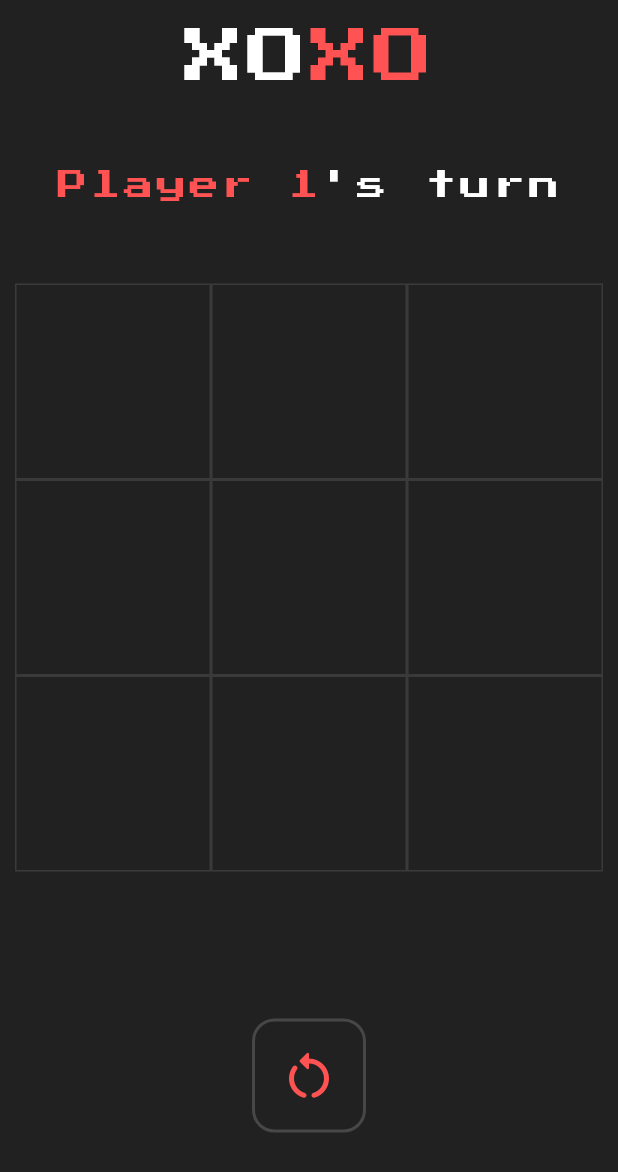
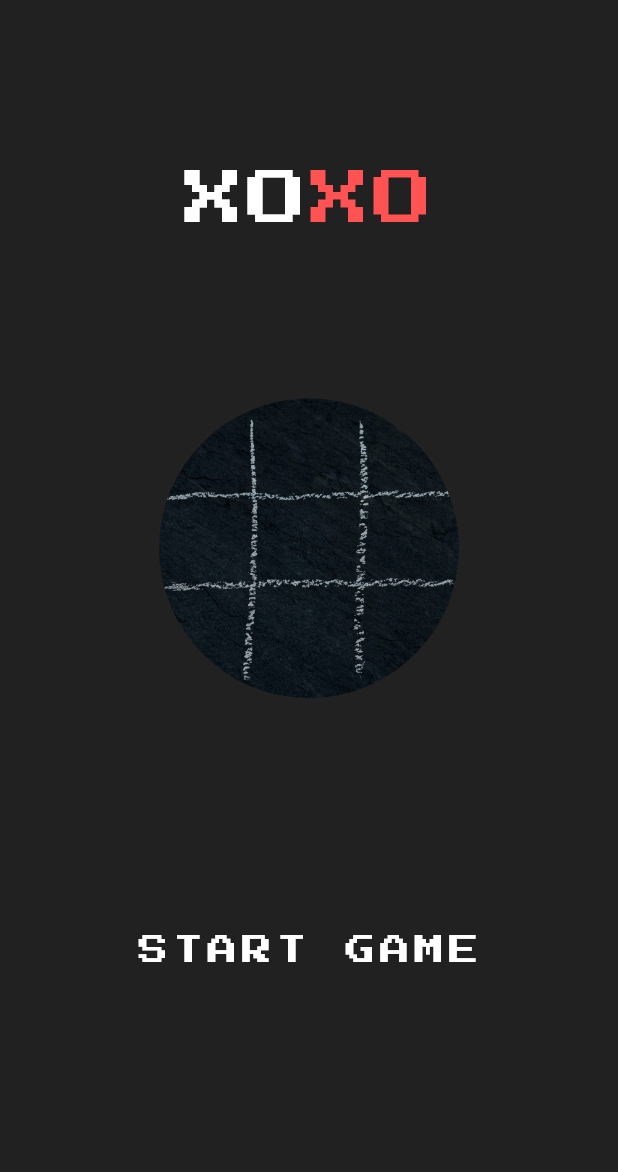
Before and after one commit to PrijeshBikramShahi/PRODIGY_AD_04, a Flutter app: the screen it shows after launch, on a phone screen of 412 x 824 dp. Shown: the top 1172 px of the screen. Run offline on Flutter 3.47's test engine with Material 3 defaults, Android fonts, the light colour scheme and no system bars; drawn by our look-alikes of avatar_glow; our stand-ins replace google_fonts.

Commit message:
splash screen added

```diff
--- a/lib/main.dart
+++ b/lib/main.dart
@@ -1,5 +1,6 @@
 import 'package:flutter/material.dart';
 import 'package:xoxo/homepage.dart';
+import 'package:xoxo/screens/homescreen.dart';
 
 void main() {
   runApp(const MyApp());
@@ -12,7 +13,7 @@ class MyApp extends StatelessWidget {
   Widget build(BuildContext context) {
     return const MaterialApp(
       debugShowCheckedModeBanner: false,
-      home: Homepage(),
+      home: HomeScreen(),
     );
   }
 }
--- /dev/null
+++ b/lib/screens/homescreen.dart
@@ -0,0 +1,87 @@
+import 'package:avatar_glow/avatar_glow.dart';
+import 'package:flutter/material.dart';
+import 'package:google_fonts/google_fonts.dart';
+import 'package:xoxo/homepage.dart';
+
+class HomeScreen extends StatefulWidget {
+  const HomeScreen({super.key});
+
+  @override
+  State<HomeScreen> createState() => _HomeScreenState();
+}
+
+class _HomeScreenState extends State<HomeScreen> {
+  static var titleFont = GoogleFonts.pressStart2p(
+      textStyle: const TextStyle(
+          color: Colors.redAccent, letterSpacing: 2, fontSize: 40));
+  static var titleFontWhite = GoogleFonts.pressStart2p(
+      textStyle:
+          const TextStyle(color: Colors.white, letterSpacing: 2, fontSize: 40));
+  static var myNewFont = GoogleFonts.pressStart2p(
+      textStyle: const TextStyle(
+          color: Colors.redAccent, letterSpacing: 2, fontSize: 20));
+  static var myNewFontWhite = GoogleFonts.pressStart2p(
+      textStyle:
+          const TextStyle(color: Colors.white, letterSpacing: 3, fontSize: 20));
+  @override
+  Widget build(BuildContext context) {
+    return Scaffold(
+      backgroundColor: Colors.grey[900],
+      body: Center(
+        child: Column(
+          mainAxisAlignment: MainAxisAlignment.spaceEvenly,
+          children: [
+            Row(
+              mainAxisAlignment: MainAxisAlignment.center,
+              children: [
+                Text(
+                  "XO",
+                  style: titleFontWhite,
+                ),
+                Text(
+                  "XO",
+                  style: titleFont,
+                ),
+              ],
+            ),
+            Padding(
+              padding: const EdgeInsets.only(bottom: 30.0),
+              child: AvatarGlow(
+                glowRadiusFactor: 0.5,
+                curve: Curves.easeOutCirc,
+                glowCount: 2,
+                duration: const Duration(milliseconds: 2000),
+                // glowColor: Color.fromARGB(26, 255, 82, 82).withOpacity(0),
+                child: Container(
+                  height: 200,
+                  width: 200,
+                  decoration: BoxDecoration(
+                      image: const DecorationImage(
+                          fit: BoxFit.cover,
+                          image: AssetImage("assets/images/xoxo.jpeg")),
+                      borderRadius: BorderRadius.circular(150)),
+                ),
+              ),
+            ),
+            Padding(
+              padding: const EdgeInsets.only(top: 20.0),
+              child: InkWell(
+                onTap: () {
+                  Navigator.push(context,
+                      MaterialPageRoute(builder: (context) => const Homepage()));
+                },
+                child: SizedBox(
+                  height: 100,
+                  child: Text(
+                    "START GAME",
+                    style: myNewFontWhite,
+                  ),
+                ),
+              ),
+            ),
+          ],
+        ),
+      ),
+    );
+  }
+}
```
Also changed, not shown: pubspec.yaml (+4 -6 lines), assets/images/xoxo.jpeg (added).
